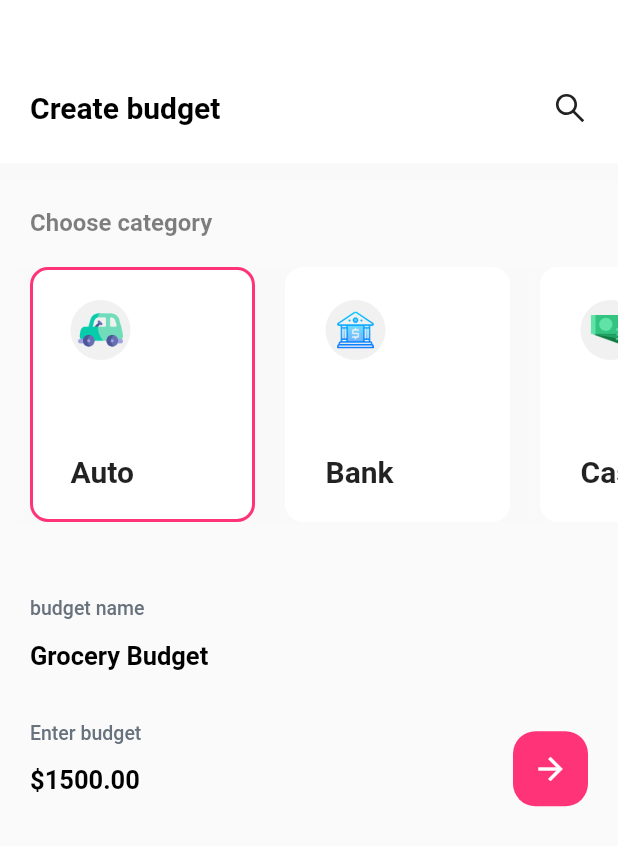
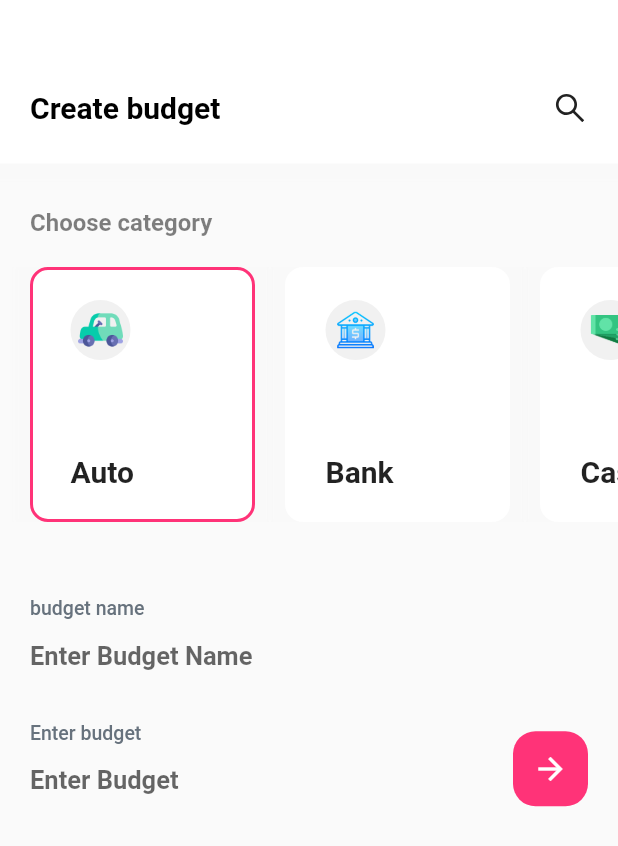
Before and after one commit to mamadouramadan723/Flutter-Budget-Tracker, a Flutter app: the CreateBudgetPage screen opened directly, after a tap on the "arrow forward" icon, on a phone screen of 412 x 824 dp. Shown: the top 846 px of the screen. Run offline on Flutter 3.47's test engine with Material 2 defaults, Android fonts, the phone set to English and light mode, and no system bars; our stand-ins replace animated_bottom_navigation_bar, calendar_timeline, charts_flutter, cloud_firestore, firebase_auth, firebase_core and 3 more; missing offline and left inert: cloud_firestore_web, date_range_form_field, firebase_auth_web, firebase_core_web, firebase_database_web, flutter_facebook_auth_web and 4 more; accounts and stored records are empty; network calls fail; statements that could not run were skipped.

Commit message:
4th commit : Chart Stats

```diff
--- a/lib/main.dart
+++ b/lib/main.dart
@@ -1,4 +1,3 @@
-import 'package:budget_tracker/pages/login_register.dart';
 import 'package:budget_tracker/pages/page_home.dart';
 import 'package:firebase_core/firebase_core.dart';
 import 'package:flutter/material.dart';
--- a/lib/models/date.dart
+++ b/lib/models/date.dart
@@ -1,5 +1,3 @@
-import 'package:flutter/material.dart';
-
 class Month {
   String label;
 
--- a/lib/models/stats.dart
+++ b/lib/models/stats.dart
@@ -1,4 +1,3 @@
-/// Sample time series data type.
 class TimeSeriesTotalPrice {
   DateTime time;
   double total;
--- a/lib/pages/login_register.dart
+++ b/lib/pages/login_register.dart
@@ -1,3 +1,4 @@
+import 'package:budget_tracker/models/user.dart';
 import 'package:budget_tracker/pages/page_home.dart';
 import 'package:firebase_auth/firebase_auth.dart';
 import 'package:flutter/material.dart';
@@ -8,12 +9,10 @@ class AuthGate extends StatelessWidget {
 
   @override
   Widget build(BuildContext context) {
-
     return StreamBuilder<User?>(
       stream: FirebaseAuth.instance.authStateChanges(),
       builder: (context, snapshot) {
         if (!snapshot.hasData) {
-
           return RegisterScreen(
             //showAuthActionSwitch: false,
             headerBuilder: (context, constraints, _) {
@@ -45,23 +44,27 @@ class AuthGate extends StatelessWidget {
                 ),
               );
             },
-            providerConfigs: [
+            providerConfigs: const [
               GoogleProviderConfiguration(clientId: ''),
               PhoneProviderConfiguration(),
-              EmailProviderConfiguration(
-                actionCodeSettings: ActionCodeSettings(
-                  url: 'https://budgettracker.page.link',
-                  handleCodeInApp: true,
-                  androidMinimumVersion: '21',
-                  androidPackageName: 'com.bundle.id',
-                  iOSBundleId: 'com.bundle.id',
-                ),
-              ),
+              EmailProviderConfiguration(),
               //FacebookProviderConfiguration(clientId: clientId)
             ],
           );
+        }
+        /*else if(snapshot.hasData){
+          String userId = snapshot.data!.uid.toString();
+          String name = ""+snapshot.data!.displayName.toString();
+          String dateOfBirth = "";
+          String phoneNumber = ""+snapshot.data!.phoneNumber.toString();
+          String mail = ""+snapshot.data!.email.toString();
+          String imageUrl = ""+snapshot.data!.photoURL.toString();
+          String creditScore = "";
+          MyUser myUser = MyUser(userId, name, dateOfBirth, phoneNumber, mail, imageUrl, creditScore);
+          debugPrint("-------Me : $myUser");
+        }*/
 
-        }
+
 
         // Render your application if authenticated
         return const RootApp();
--- a/lib/pages/page_create_budget.dart
+++ b/lib/pages/page_create_budget.dart
@@ -21,9 +21,8 @@ class _CreateBudgetPageState extends State<CreateBudgetPage> {
   int activeCategory = 0;
   String userId = "";
 
-  TextEditingController budgetName =
-      TextEditingController(text: "Grocery Budget");
-  TextEditingController budgetPrice = TextEditingController(text: "\$1500.00");
+  final TextEditingController _name = TextEditingController(text: "");
+  final TextEditingController _price = TextEditingController(text: "");
 
   @override
   Widget build(BuildContext context) {
@@ -184,7 +183,7 @@ class _CreateBudgetPageState extends State<CreateBudgetPage> {
                       color: Color(0xff67727d)),
                 ),
                 TextField(
-                  controller: budgetName,
+                  controller: _name,
                   cursorColor: black,
                   style: const TextStyle(
                       fontSize: 17, fontWeight: FontWeight.bold, color: black),
@@ -210,7 +209,7 @@ class _CreateBudgetPageState extends State<CreateBudgetPage> {
                                 color: Color(0xff67727d)),
                           ),
                           TextField(
-                            controller: budgetPrice,
+                            controller: _price,
                             cursorColor: black,
                             style: const TextStyle(
                                 fontSize: 17,
@@ -228,15 +227,16 @@ class _CreateBudgetPageState extends State<CreateBudgetPage> {
                     ),
                     GestureDetector(
                       onTap: () {
-                        debugPrint('+++++: Uploading.....'+categories[activeCategory]['name'].toString());
+                        debugPrint('+++++: Uploading.....' +
+                            categories[activeCategory]['name'].toString());
                         DateTime now = DateTime.now();
                         DateFormat formatter = DateFormat.yMd().add_jm();
                         String date = formatter.format(now).toString();
                         String budgetId = userId +
                             "__" +
                             DateTime.now().millisecondsSinceEpoch.toString();
-                        String price = budgetPrice.text.toString();
-                        String name = budgetName.text.toString();
+                        String price = _price.text.toString();
+                        String name = _name.text.toString();
 
                         Budget budget = Budget(userId, budgetId, name, price,
                             "50000", date, "green");
--- a/lib/pages/page_daily.dart
+++ b/lib/pages/page_daily.dart
@@ -83,7 +83,6 @@ class _DailyPageState extends State<DailyPage> {
                           fontWeight: FontWeight.bold,
                           color: black),
                     ),
-                    Icon(AntDesign.search1)
                   ],
                 ),
                 const SizedBox(
--- a/lib/pages/page_profile.dart
+++ b/lib/pages/page_profile.dart
@@ -1,13 +1,11 @@
+import 'login_register.dart';
+import 'package:flutter/material.dart';
 import 'package:budget_tracker/models/user.dart';
 import 'package:budget_tracker/theme/colors.dart';
-import 'package:flutter/material.dart';
 import 'package:flutter_icons/flutter_icons.dart';
-import 'package:flutterfire_ui/auth.dart';
 import 'package:firebase_auth/firebase_auth.dart';
 import 'package:cloud_firestore/cloud_firestore.dart';
 import 'package:percent_indicator/circular_percent_indicator.dart';
-
-import 'login_register.dart';
 
 class ProfilePage extends StatefulWidget {
   const ProfilePage({Key? key}) : super(key: key);
--- a/lib/pages/page_stats.dart
+++ b/lib/pages/page_stats.dart
@@ -1,18 +1,12 @@
-import 'package:budget_tracker/models/stats.dart';
-
 import 'login_register.dart';
 import 'package:flutter/material.dart';
-import 'package:flutter/foundation.dart';
-import 'package:flutterfire_ui/auth.dart';
-import 'package:fluttertoast/fluttertoast.dart';
 import 'package:budget_tracker/theme/colors.dart';
 import 'package:firebase_auth/firebase_auth.dart';
 import 'package:flutter_icons/flutter_icons.dart';
 import 'package:budget_tracker/models/daily.dart';
+import 'package:budget_tracker/models/stats.dart';
 import 'package:cloud_firestore/cloud_firestore.dart';
 import 'package:charts_flutter/flutter.dart' as charts;
-import 'package:calendar_timeline/calendar_timeline.dart';
-import 'package:progress_indicator/progress_indicator.dart';
 import 'package:date_range_form_field/date_range_form_field.dart';
 
 class StatsPage extends StatefulWidget {
@@ -28,7 +22,8 @@ class _StatsPageState extends State<StatsPage> {
   int rangeDuration = 5;
   List<double> total = [];
   DateTimeRange? myDateRange = DateTimeRange(
-      start: DateTime.now(), end: DateTime.now().add(const Duration(days: 5)));
+      start: DateTime.now().subtract(const Duration(days: 7)),
+      end: DateTime.now().add(const Duration(days: 7)));
 
   @override
   Widget build(BuildContext context) {
@@ -50,10 +45,7 @@ class _StatsPageState extends State<StatsPage> {
   }
 
   Widget getBody() {
-    var size = MediaQuery.of(context).size;
     List<charts.Series<dynamic, DateTime>> seriesList = [];
-    //List<charts.Series> seriesList = [];
-    bool animate;
     List<TimeSeriesTotalPrice> data = [];
     List<DailyTransaction> transactions = [];
 
@@ -94,7 +86,6 @@ class _StatsPageState extends State<StatsPage> {
                   style: TextStyle(
                       fontSize: 20, fontWeight: FontWeight.bold, color: black),
                 ),
-                Icon(AntDesign.search1)
               ],
             ),
             const SizedBox(
@@ -145,10 +136,8 @@ class _StatsPageState extends State<StatsPage> {
                 .toList();
             double totalInOneDay = 0;
             int i = 1;
-
             data.clear();
 
-            debugPrint('***total days selected : $rangeDuration ');
             while (i <= rangeDuration) {
               for (var element in transactions) {
                 //for each day we calculate total
@@ -160,13 +149,14 @@ class _StatsPageState extends State<StatsPage> {
                         (i * 86400000 +
                             myDateRange!.start.millisecondsSinceEpoch
                                 .toInt())) {
-                  totalInOneDay = totalInOneDay + element.transactionPrice.toDouble();
+                  totalInOneDay =
+                      totalInOneDay + element.transactionPrice.toDouble();
                 }
               }
               DateTime thisDay = DateTime.fromMillisecondsSinceEpoch(
                   (i - 1) * 86400000 +
                       myDateRange!.start.millisecondsSinceEpoch.toInt());
-              debugPrint("*** day $i : $thisDay. total = $totalInOneDay");
+
               data.add(TimeSeriesTotalPrice(
                   DateTime(thisDay.year, thisDay.month, thisDay.day),
                   totalInOneDay));
--- a/pubspec.yaml
+++ b/pubspec.yaml
@@ -33,12 +33,12 @@ dependencies:
 
   # The following adds the Cupertino Icons font to your application.
   # Use with the CupertinoIcons class for iOS style icons.
-  cupertino_icons: ^1.0.2
+  cupertino_icons: ^1.0.4
   flutter_icons: ^1.1.0
   page_transition: ^2.0.4
   animated_bottom_navigation_bar: ^0.3.2
   fl_chart: ^0.41.0
-  percent_indicator: ^3.4.0
+  percent_indicator: ^4.0.0
   flutter_svg: ^1.0.0
   google_fonts: ^2.2.0
   slide_to_confirm: ^1.1.0
```
Also changed, not shown: lib/generated_plugin_registrant.dart (added, +30 -0 lines), lib/json/daily_json.dart (deleted, +0 -32 lines), lib/pages/page_daily_add.dart (+31 -34 lines), lib/pages/page_home.dart (+11 -12 lines), lib/widget/chart.dart (deleted, +0 -87 lines), pubspec.lock, 1 other file.
